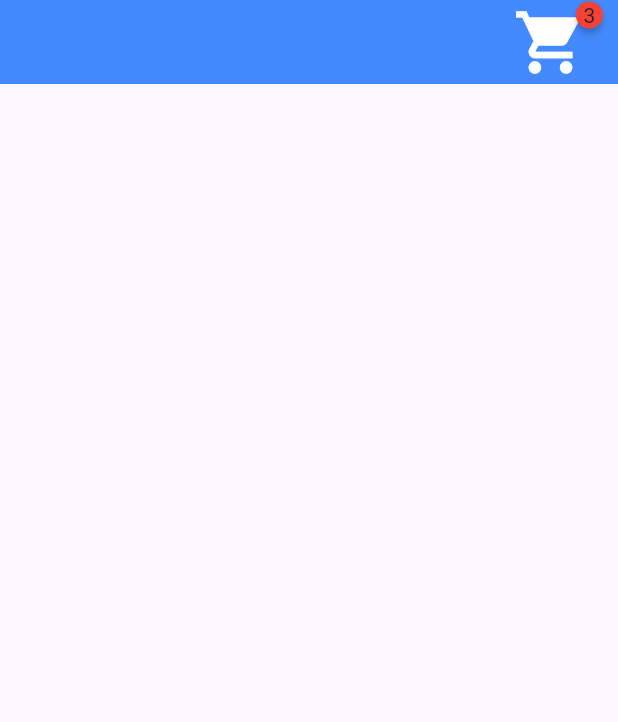
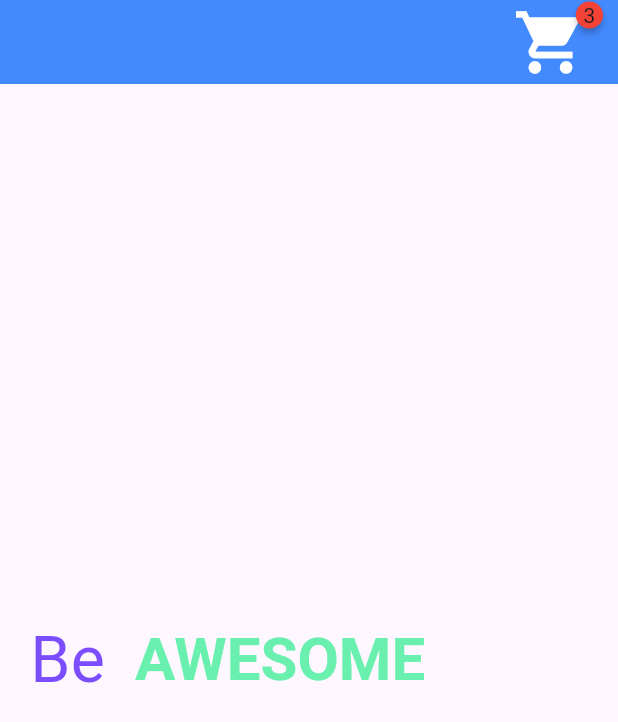
Before and after one commit to Salman-Dev336/Pub.Dev, a Flutter app: the screen it shows after launch, on a phone screen of 412 x 824 dp. Shown: the top 722 px of the screen. Run offline on Flutter 3.47's test engine with Material 3 defaults, Android fonts, the phone set to English and light mode, and no system bars; drawn by our look-alikes of animated_text_kit, badges; Roboto replaces fonts that are missing (Horizon).

Commit message:
animated text packages and practice on it

```diff
--- a/lib/home.dart
+++ b/lib/home.dart
@@ -1,5 +1,8 @@
+// ignore_for_file: unused_import
+
 import 'package:flutter/material.dart';
 import 'package:badges/badges.dart' as badges;
+import 'package:animated_text_kit/animated_text_kit.dart';
 
 class Home extends StatefulWidget {
   const Home({super.key});
@@ -29,6 +32,47 @@ class _HomeState extends State<Home> {
         mainAxisAlignment: MainAxisAlignment.center,
         crossAxisAlignment: CrossAxisAlignment.center,
         children: [
+          Row(
+  mainAxisSize: MainAxisSize.min,
+  children: <Widget>[
+    const SizedBox(width: 20.0, height: 100.0),
+    const Text(
+      'Be',
+      style: TextStyle(fontSize: 43.0,
+      color: Colors.deepPurpleAccent),
+    ),
+    const SizedBox(width: 20.0, height: 100.0),
+    DefaultTextStyle(
+      style: const TextStyle(
+        fontSize: 40.0,
+        fontWeight: FontWeight.bold,
+        fontFamily: 'Horizon',
+        color: Colors.greenAccent,
+      ),
+      child: AnimatedTextKit(
+        animatedTexts: [
+          RotateAnimatedText('AWESOME'),
+          RotateAnimatedText('OPTIMISTIC'),
+          RotateAnimatedText('DIFFERENT'),
+        ],
+
+        onTap: () {
+        },
+      ),
+    ),
+  ],
+),
+          // AnimatedTextKit(animatedTexts: [
+          //   TyperAnimatedText(
+          //     "Salman khan flutter developer",
+          //     textStyle: TextStyle(
+          //       fontSize: 50,
+          //       color: Colors.deepPurpleAccent,
+          //       fontFamily: 'canterbury',
+          //       )
+          //   )
+          // ],
+          // ),
         //  Center(
         //    child: badges.Badge(
         //     badgeContent: Text('3'),
--- a/pubspec.yaml
+++ b/pubspec.yaml
@@ -37,6 +37,7 @@ dependencies:
   font_awesome_flutter: ^10.12.0
   readmore: ^3.0.0
   badges: ^3.1.2
+  animated_text_kit: ^4.2.2
 
 dev_dependencies:
   flutter_test:
```
Also changed, not shown: pubspec.lock.
